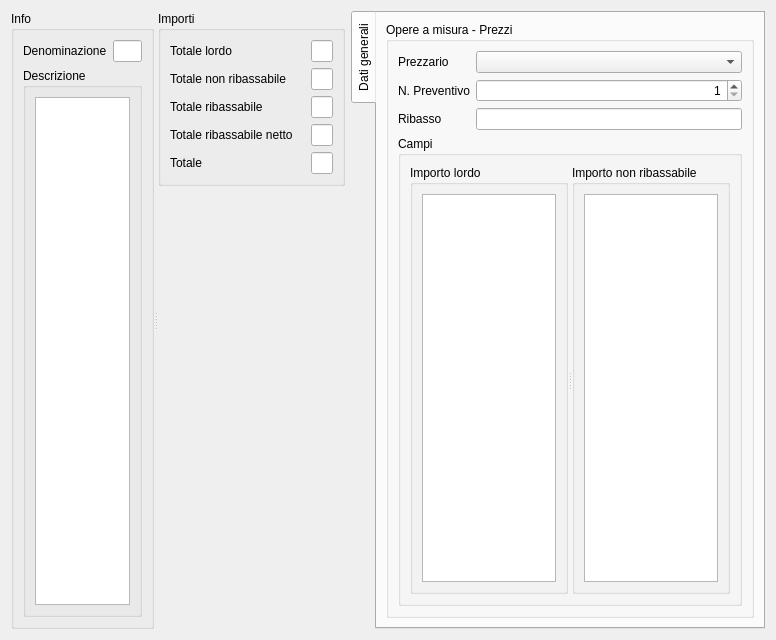
Qt form qcostgui/accountingbilldatagui.ui (mickele77/qcost) before a commit.
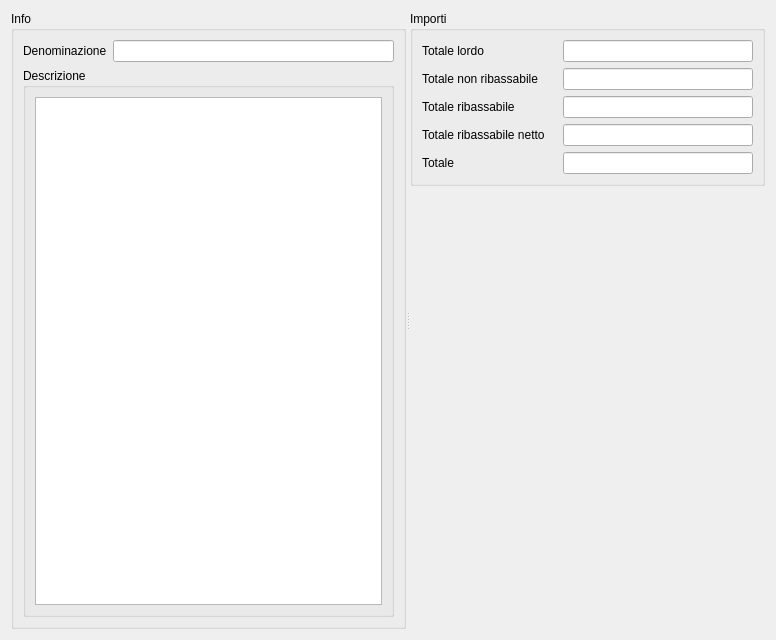
The same form after that commit.

Commit message: Continua lavoro su etichette anche per opere a corpo

What changed in the file:
```diff
--- a/qcostgui/accountingbilldatagui.ui
+++ b/qcostgui/accountingbilldatagui.ui
@@ -48,7 +48,7 @@
        </item>
       </layout>
      </widget>
-     <widget class="QWidget" name="">
+     <widget class="QWidget" name="layoutWidget">
       <layout class="QVBoxLayout" name="verticalLayout">
        <item>
         <widget class="QGroupBox" name="amountsGroupBox">
@@ -161,120 +161,6 @@
      </widget>
     </widget>
    </item>
-   <item row="0" column="1">
-    <widget class="QTabWidget" name="tabWidget">
-     <property name="tabPosition">
-      <enum>QTabWidget::West</enum>
-     </property>
-     <property name="currentIndex">
-      <number>0</number>
-     </property>
-     <widget class="QWidget" name="generalDataTab">
-      <attribute name="title">
-       <string>Dati generali</string>
-      </attribute>
-      <layout class="QGridLayout" name="gridLayout_10">
-       <item row="0" column="0">
-        <widget class="QSplitter" name="generalDataSplitter">
-         <property name="orientation">
-          <enum>Qt::Horizontal</enum>
-         </property>
-         <widget class="QGroupBox" name="priceGroupBox">
-          <property name="sizePolicy">
-           <sizepolicy hsizetype="Preferred" vsizetype="Maximum">
-            <horstretch>0</horstretch>
-            <verstretch>0</verstretch>
-           </sizepolicy>
-          </property>
-          <property name="title">
-           <string>Opere a misura - Prezzi</string>
-          </property>
-          <layout class="QGridLayout" name="gridLayout">
-           <item row="0" column="1">
-            <widget class="QComboBox" name="priceListComboBox"/>
-           </item>
-           <item row="0" column="0">
-            <widget class="QLabel" name="priceListComboBoxLabel">
-             <property name="text">
-              <string>Prezzario</string>
-             </property>
-            </widget>
-           </item>
-           <item row="1" column="0">
-            <widget class="QLabel" name="currentPriceDataSetSpinBoxLabel">
-             <property name="text">
-              <string>N. Preventivo</string>
-             </property>
-            </widget>
-           </item>
-           <item row="1" column="1">
-            <widget class="QSpinBox" name="currentPriceDataSetSpinBox">
-             <property name="alignment">
-              <set>Qt::AlignRight|Qt::AlignTrailing|Qt::AlignVCenter</set>
-             </property>
-             <property name="minimum">
-              <number>1</number>
-             </property>
-            </widget>
-           </item>
-           <item row="2" column="0">
-            <widget class="QLabel" name="discountLabel">
-             <property name="text">
-              <string>Ribasso</string>
-             </property>
-            </widget>
-           </item>
-           <item row="2" column="1">
-            <widget class="QLineEdit" name="discountLineEdit">
-             <property name="alignment">
-              <set>Qt::AlignRight|Qt::AlignTrailing|Qt::AlignVCenter</set>
-             </property>
-            </widget>
-           </item>
-           <item row="3" column="0" colspan="2">
-            <widget class="QGroupBox" name="pricesGroupBox">
-             <property name="title">
-              <string>Campi</string>
-             </property>
-             <layout class="QGridLayout" name="gridLayout_2">
-              <item row="0" column="0">
-               <widget class="QSplitter" name="splitter_3">
-                <property name="orientation">
-                 <enum>Qt::Horizontal</enum>
-                </property>
-                <widget class="QGroupBox" name="totalPriceFieldGroupBox">
-                 <property name="title">
-                  <string>Importo lordo</string>
-                 </property>
-                 <layout class="QGridLayout" name="gridLayout_9">
-                  <item row="0" column="0">
-                   <widget class="QTableView" name="totalPriceFieldTableView"/>
-                  </item>
-                 </layout>
-                </widget>
-                <widget class="QGroupBox" name="noDiscountPriceFieldGroupBox">
-                 <property name="title">
-                  <string>Importo non ribassabile</string>
-                 </property>
-                 <layout class="QGridLayout" name="gridLayout_5">
-                  <item row="0" column="0">
-                   <widget class="QTableView" name="noDiscountPriceFieldTableView"/>
-                  </item>
-                 </layout>
-                </widget>
-               </widget>
-              </item>
-             </layout>
-            </widget>
-           </item>
-          </layout>
-         </widget>
-        </widget>
-       </item>
-      </layout>
-     </widget>
-    </widget>
-   </item>
   </layout>
  </widget>
  <resources/>
```
The commit also changes 38 other files.
